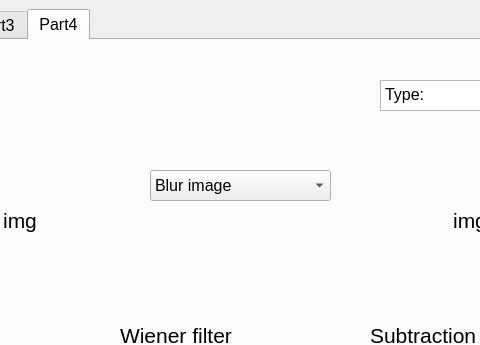
rayhuangg/111-1_DigitalImageProcessing, file HW/HW04/UI.ui: the form before one commit; both pictures show x 171 to 651 and y 0 to 345 of the 800 by 606 pixel window.
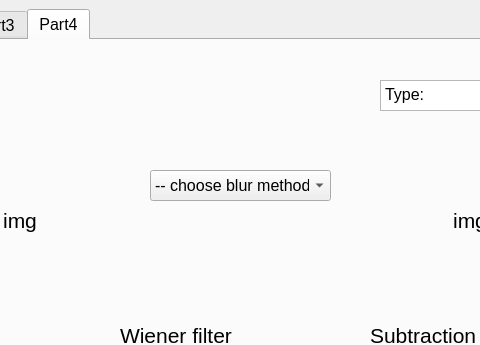
The form after the commit.

Patch:
```diff
--- a/HW/HW04/UI.ui
+++ b/HW/HW04/UI.ui
@@ -937,6 +937,11 @@
           <height>31</height>
          </rect>
         </property>
+        <item>
+         <property name="text">
+          <string>-- choose blur method --</string>
+         </property>
+        </item>
         <item>
          <property name="text">
           <string>Blur image</string>
```
